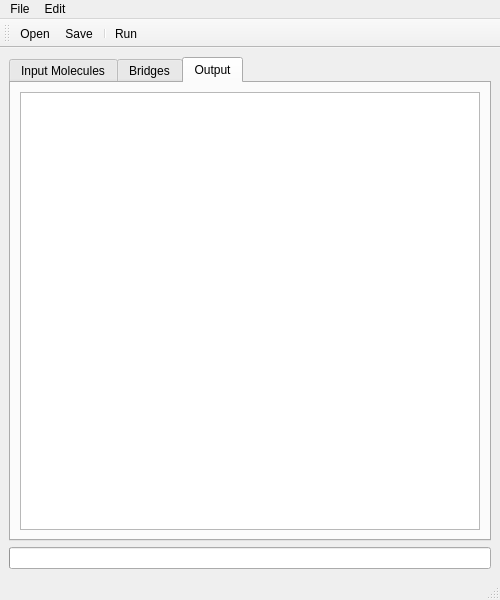
Before: the Qt Designer form mainwindow.ui in ml4sf/dimer-generator, drawn with Qt 5.
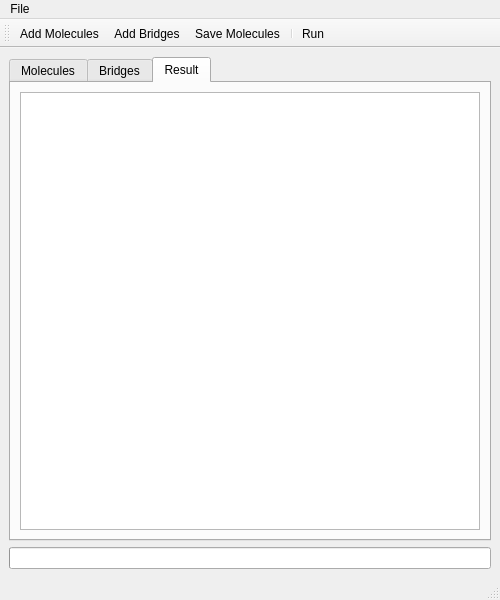
After: the same form once the commit is applied. Icons and pictures are not drawn.

Commit message: Implemented bridge selection and new save function

Diff of the .ui file:
```diff
--- a/mainwindow.ui
+++ b/mainwindow.ui
@@ -43,7 +43,7 @@
       </property>
       <widget class="QWidget" name="input_tab">
        <attribute name="title">
-        <string>Input Molecules</string>
+        <string>Molecules</string>
        </attribute>
        <attribute name="whatsThis">
         <string>Where the initial molecules live</string>
@@ -145,7 +145,7 @@
         <enum>Qt::LeftToRight</enum>
        </property>
        <attribute name="title">
-        <string>Output</string>
+        <string>Result</string>
        </attribute>
        <attribute name="whatsThis">
         <string>The output of the program</string>
@@ -222,25 +222,7 @@
     <addaction name="actionSave"/>
     <addaction name="actionExit"/>
    </widget>
-   <widget class="QMenu" name="menuReactions">
-    <property name="title">
-     <string>Edit</string>
-    </property>
-    <widget class="QMenu" name="menuAdd_Molecule">
-     <property name="title">
-      <string>Add Molecule</string>
-     </property>
-    </widget>
-    <addaction name="actionAdd_Reaction"/>
-    <addaction name="separator"/>
-    <addaction name="menuAdd_Molecule"/>
-    <addaction name="separator"/>
-    <addaction name="actionSelect_All"/>
-    <addaction name="actionDeselect_All"/>
-    <addaction name="separator"/>
-   </widget>
    <addaction name="menuFile"/>
-   <addaction name="menuReactions"/>
   </widget>
   <widget class="QStatusBar" name="statusbar"/>
   <widget class="QToolBar" name="toolBar">
@@ -254,6 +236,7 @@
     <bool>false</bool>
    </attribute>
    <addaction name="actionOpen"/>
+   <addaction name="actionAdd_Reaction"/>
    <addaction name="actionSave"/>
    <addaction name="separator"/>
    <addaction name="actionRun"/>
@@ -264,7 +247,7 @@
      <normaloff>:/icons/resources/document-open.png</normaloff>:/icons/resources/document-open.png</iconset>
    </property>
    <property name="text">
-    <string>Open</string>
+    <string>Add Molecules</string>
    </property>
    <property name="shortcut">
     <string>Ctrl+O</string>
@@ -276,7 +259,7 @@
      <normaloff>:/icons/resources/document-save.png</normaloff>:/icons/resources/document-save.png</iconset>
    </property>
    <property name="text">
-    <string>Save</string>
+    <string>Save Molecules</string>
    </property>
    <property name="shortcut">
     <string>Ctrl+S</string>
@@ -305,7 +288,10 @@
   </action>
   <action name="actionAdd_Reaction">
    <property name="text">
-    <string>Add Reaction</string>
+    <string>Add Bridges</string>
+   </property>
+   <property name="shortcut">
+    <string>Ctrl+Shift+O</string>
    </property>
   </action>
   <action name="actionDelete_Reaction">
```
Left out of the diff: 9 changed lines with no effect on the pictures. The commit also changes 14 other files.
